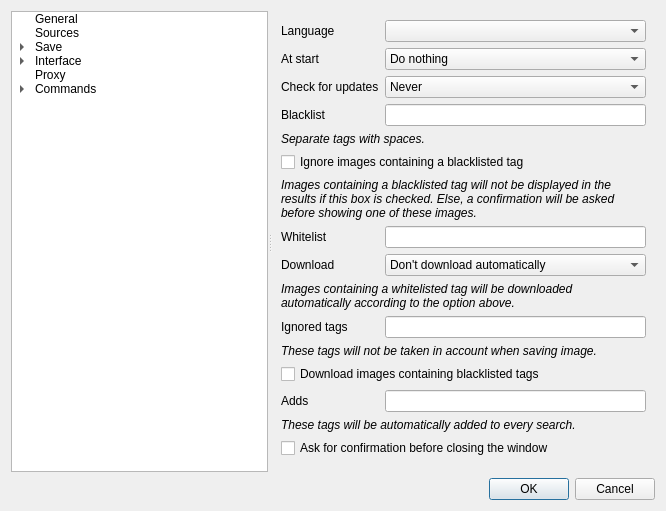
Bionus/imgbrd-grabber, file src/settings/optionswindow.ui: the form before one commit.
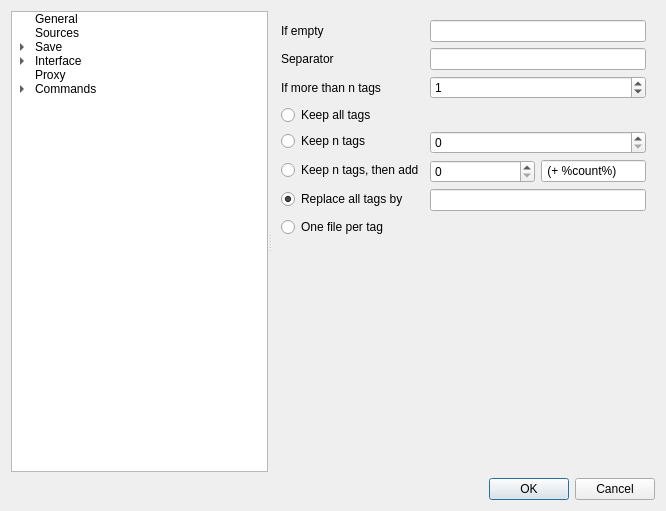
The form after the commit. The open tabs and pages were chosen to show the change. Icons and pictures are not drawn.

Commit message: Add species settings to the options window (fix #666)

```diff
--- a/src/settings/optionswindow.ui
+++ b/src/settings/optionswindow.ui
@@ -1406,6 +1406,117 @@
         </item>
        </layout>
       </widget>
+      <widget class="QWidget" name="pageSaveSpecies">
+       <layout class="QFormLayout" name="formLayout_23">
+        <item row="0" column="0">
+         <widget class="QLabel" name="label_44">
+          <property name="text">
+           <string>If empty</string>
+          </property>
+         </widget>
+        </item>
+        <item row="0" column="1">
+         <widget class="QLineEdit" name="lineSpeciesIfNone">
+          <property name="text">
+           <string/>
+          </property>
+         </widget>
+        </item>
+        <item row="1" column="0">
+         <widget class="QLabel" name="label_85">
+          <property name="text">
+           <string>Separator</string>
+          </property>
+         </widget>
+        </item>
+        <item row="1" column="1">
+         <widget class="QLineEdit" name="lineSpeciesSeparator">
+          <property name="text">
+           <string/>
+          </property>
+         </widget>
+        </item>
+        <item row="2" column="0">
+         <widget class="QLabel" name="label_86">
+          <property name="text">
+           <string>If more than n tags</string>
+          </property>
+         </widget>
+        </item>
+        <item row="2" column="1">
+         <widget class="QSpinBox" name="spinSpeciesMoreThanN">
+          <property name="maximum">
+           <number>100</number>
+          </property>
+          <property name="value">
+           <number>1</number>
+          </property>
+         </widget>
+        </item>
+        <item row="3" column="0" colspan="2">
+         <widget class="QRadioButton" name="radioSpeciesKeepAll">
+          <property name="text">
+           <string>Keep all tags</string>
+          </property>
+         </widget>
+        </item>
+        <item row="4" column="0">
+         <widget class="QRadioButton" name="radioSpeciesKeepN">
+          <property name="text">
+           <string>Keep n tags</string>
+          </property>
+         </widget>
+        </item>
+        <item row="4" column="1">
+         <widget class="QSpinBox" name="spinSpeciesKeepN"/>
+        </item>
+        <item row="5" column="0">
+         <widget class="QRadioButton" name="radioSpeciesKeepNThenAdd">
+          <property name="text">
+           <string>Keep n tags, then add</string>
+          </property>
+         </widget>
+        </item>
+        <item row="5" column="1">
+         <layout class="QHBoxLayout" name="horizontalLayout_21" stretch="1,1">
+          <item>
+           <widget class="QSpinBox" name="spinSpeciesKeepNThenAdd"/>
+          </item>
+          <item>
+           <widget class="QLineEdit" name="lineSpeciesKeepNThenAdd">
+            <property name="text">
+             <string notr="true"> (+ %count%)</string>
+            </property>
+           </widget>
+          </item>
+         </layout>
+        </item>
+        <item row="6" column="0">
+         <widget class="QRadioButton" name="radioSpeciesReplaceAll">
+          <property name="text">
+           <string>Replace all tags by</string>
+          </property>
+          <property name="checked">
+           <bool>true</bool>
+          </property>
+         </widget>
+        </item>
+        <item row="6" column="1">
+         <widget class="QLineEdit" name="lineSpeciesReplaceAll">
+          <property name="text">
+           <string/>
+          </property>
+         </widget>
+        </item>
+        <item row="7" column="0" colspan="2">
+         <widget class="QRadioButton" name="radioSpeciesMultiple">
+          <property name="text">
+           <string>One file per tag</string>
+          </property>
+         </widget>
+        </item>
+       </layout>
+      </widget>
       <widget class="QWidget" name="pageSaveCustomSymbols">
        <layout class="QFormLayout" name="layoutCustom">
         <item row="0" column="0" colspan="2">
```
Left out of the diff: 190 changed lines with no effect on the pictures. The commit also changes 2 other files.
